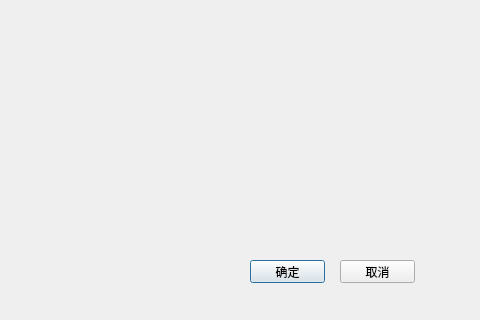
This is sysconfig.ui in rcswhuang/sysconfig as Qt 5 draws it before an edit; both pictures show x 100 to 580 and y 280 to 600 of the 580 by 600 pixel window. The edited form follows.
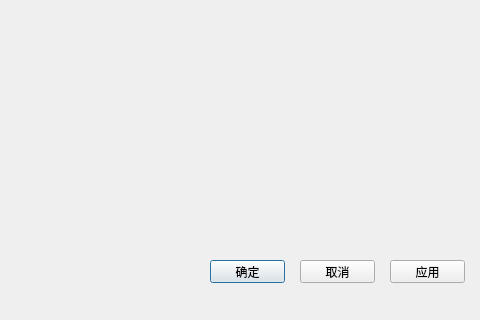
This is the edited form.

What changed in the file:
```diff
--- a/sysconfig.ui
+++ b/sysconfig.ui
@@ -31,7 +31,7 @@
   <widget class="QPushButton" name="okBtn">
    <property name="geometry">
     <rect>
-     <x>350</x>
+     <x>310</x>
      <y>540</y>
      <width>75</width>
      <height>23</height>
@@ -44,7 +44,7 @@
   <widget class="QPushButton" name="cancelBtn">
    <property name="geometry">
     <rect>
-     <x>440</x>
+     <x>400</x>
      <y>540</y>
      <width>75</width>
      <height>23</height>
@@ -54,6 +54,19 @@
     <string>取消</string>
    </property>
   </widget>
+  <widget class="QPushButton" name="applyBtn">
+   <property name="geometry">
+    <rect>
+     <x>490</x>
+     <y>540</y>
+     <width>75</width>
+     <height>23</height>
+    </rect>
+   </property>
+   <property name="text">
+    <string>应用</string>
+   </property>
+  </widget>
  </widget>
  <layoutdefault spacing="6" margin="11"/>
  <resources/>
```
